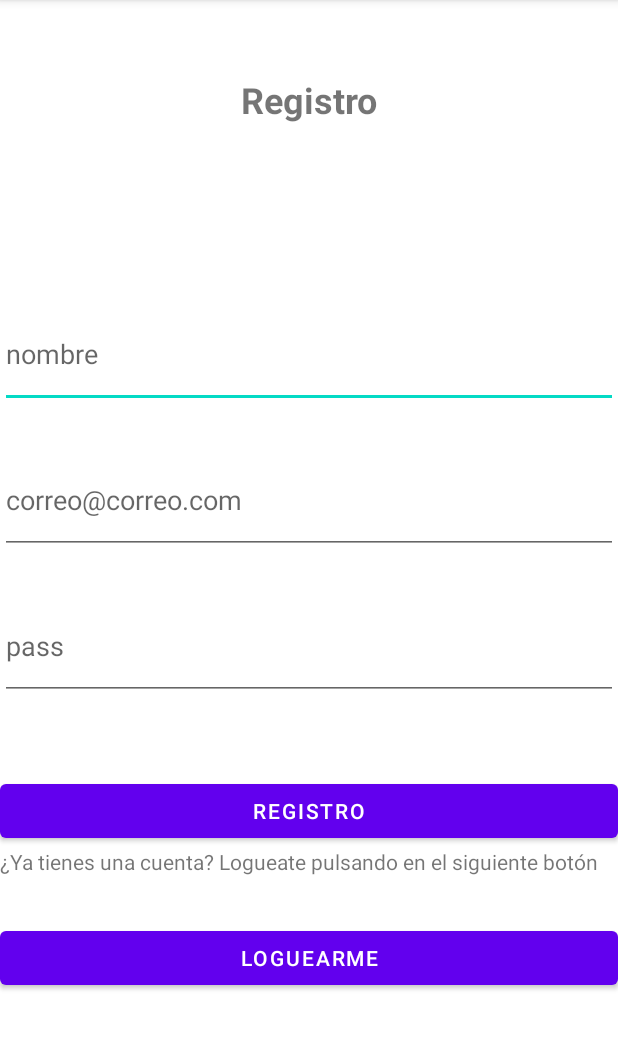
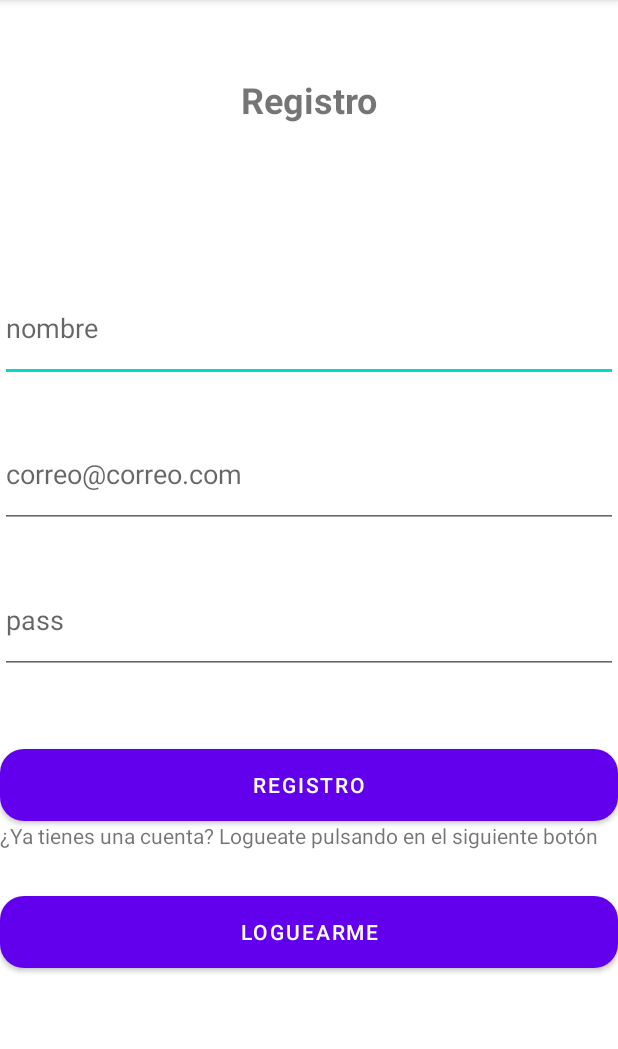
Before and after one commit to michaelsordo/moneygest, an Android app: the RegistroActivity screen opened directly, with no data from a screen before it, on a phone screen of 412 x 824 dp, the part 84-1133 px from its top. Run offline under Robolectric (Android 15) with nearby library versions, the phone set to English and light mode, and no system bars.

Commit message:
change appearance registro_activity

```diff
--- a/app/src/main/res/layout/activity_registro.xml
+++ b/app/src/main/res/layout/activity_registro.xml
@@ -11,7 +11,7 @@
         <TextView
             android:id="@+id/registro_text"
             android:layout_width="match_parent"
-            android:layout_height="100dp"
+            android:layout_height="wrap_content"
             android:paddingTop="50dp"
             android:text="@string/registro"
             android:textAlignment="center"
@@ -24,8 +24,8 @@
             android:layout_height="72dp"
             android:layout_marginTop="100dp"
             android:ems="10"
-            android:inputType="textPersonName"
-            android:hint="@string/nombre_usuario" />
+            android:hint="@string/nombre_usuario"
+            android:inputType="textPersonName" />
 
         <EditText
             android:id="@+id/registro_email_usuario"
@@ -33,8 +33,8 @@
             android:layout_height="72dp"
             android:layout_marginTop="25dp"
             android:ems="10"
-            android:inputType="textEmailAddress"
-            android:hint="@string/correo_usuario" />
+            android:hint="@string/correo_usuario"
+            android:inputType="textEmailAddress" />
 
         <EditText
             android:id="@+id/registro_pass_usuario"
@@ -42,14 +42,15 @@
             android:layout_height="72dp"
             android:layout_marginTop="25dp"
             android:ems="10"
-            android:inputType="textPassword"
-            android:hint="@string/pass_usuario" />
+            android:hint="@string/pass_usuario"
+            android:inputType="textPassword" />
 
         <Button
             android:id="@+id/boton_registro"
             android:layout_width="match_parent"
             android:layout_height="wrap_content"
             android:layout_marginTop="50dp"
+            android:background="@drawable/button_radius"
             android:onClick="registrar"
             android:text="@string/registro" />
 
@@ -69,6 +70,7 @@
                 android:layout_width="wrap_content"
                 android:layout_height="wrap_content"
                 android:layout_weight="1"
+                android:background="@drawable/button_radius"
                 android:onClick="ejecutar_login"
                 android:text="@string/loguearme" />
         </LinearLayout>
```
